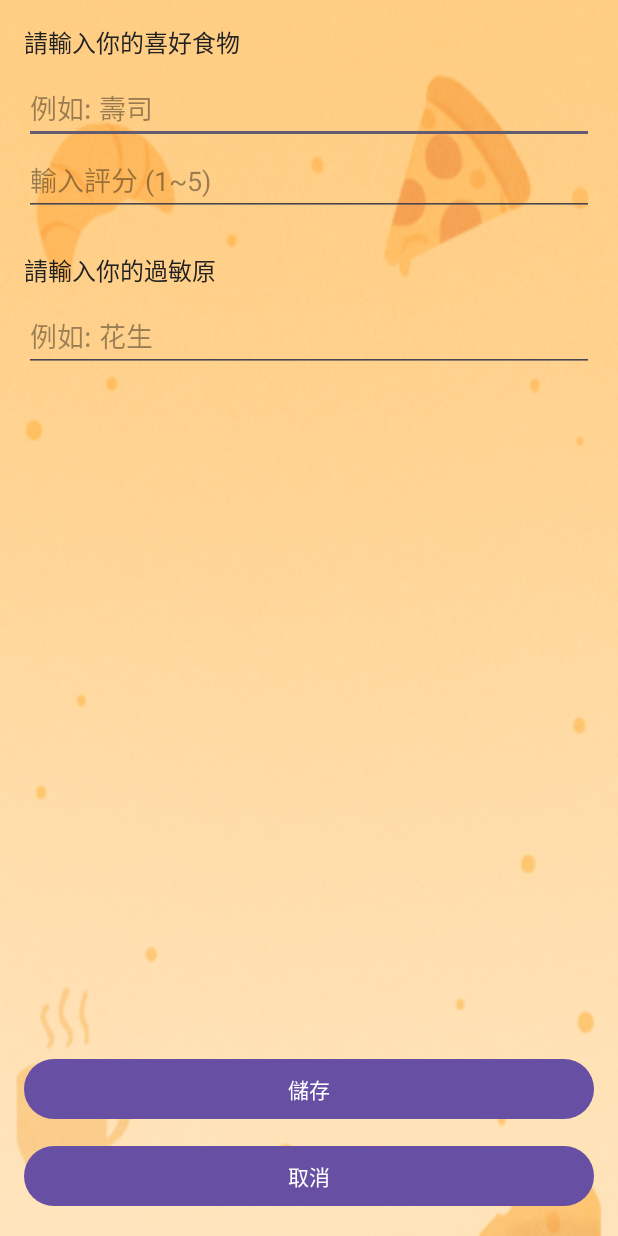
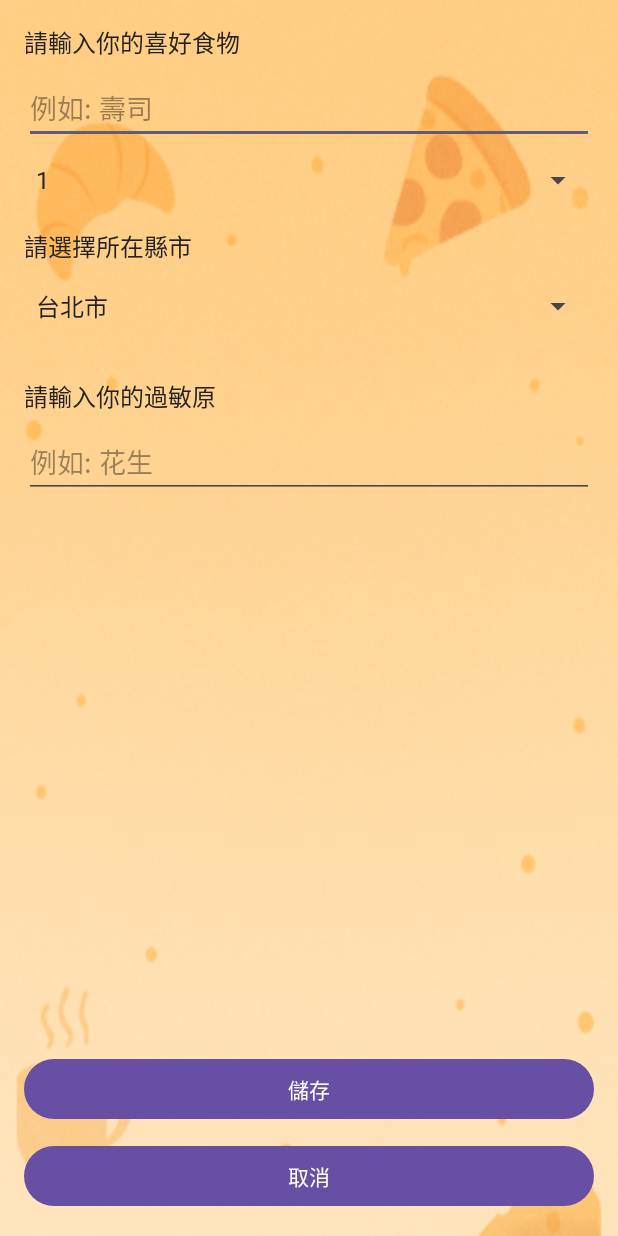
Before and after one commit to rich921222/android-dev, an Android app: the EditPreferencesActivity screen opened directly, with no data from a screen before it, on a phone screen of 412 x 824 dp. Run offline under Robolectric (Android 15) with nearby library versions, the light colour scheme and no system bars; our stand-ins replace Firebase (no records; nobody signed in at launch, a user with empty details on screens opened directly).

```diff
--- a/app/src/main/java/com/example/dinner_app/EditPreferencesActivity.kt
+++ b/app/src/main/java/com/example/dinner_app/EditPreferencesActivity.kt
@@ -3,8 +3,10 @@ package com.example.dinner_app
 import FoodAdapter
 import android.os.Bundle
 import android.util.Log
+import android.widget.ArrayAdapter
 import android.widget.Button
 import android.widget.EditText
+import android.widget.Spinner
 import android.widget.Toast
 import androidx.appcompat.app.AppCompatActivity
 import androidx.recyclerview.widget.LinearLayoutManager
@@ -18,12 +20,14 @@ class EditPreferencesActivity : AppCompatActivity() {
     private lateinit var database: DatabaseReference
 
     private lateinit var foodEditText: EditText
-    private lateinit var foodRatingEditText: EditText
+//    private lateinit var foodRatingEditText: EditText
+    private lateinit var ratingSpinner: Spinner
     private lateinit var foodRecyclerView: RecyclerView
     private lateinit var foodAdapter: FoodAdapter
     private val foodList = mutableListOf<String>()
 
     private lateinit var allergyEditText: EditText
+    private lateinit var locationSpinner: Spinner
     private lateinit var allergyRecyclerView: RecyclerView
     private lateinit var allergyAdapter: FoodAdapter
     private val allergyList = mutableListOf<String>()
@@ -41,7 +45,21 @@ class EditPreferencesActivity : AppCompatActivity() {
         val userRef = database.child("users").child(userId).child("preferences")
 
         foodEditText = findViewById(R.id.foodEditText)
-        foodRatingEditText = findViewById(R.id.foodRatingEditText)
+//        foodRatingEditText = findViewById(R.id.foodRatingEditText)
+        ratingSpinner = findViewById(R.id.ratingSpinner)
+        val ratings = listOf(1, 2, 3, 4, 5)  // 評分選項
+        val ratingAdapter = ArrayAdapter(this, android.R.layout.simple_spinner_dropdown_item, ratings)
+        ratingSpinner.adapter = ratingAdapter
+
+        locationSpinner = findViewById(R.id.locationSpinner)
+        val counties = listOf(
+            "台北市", "新北市", "基隆市", "桃園市", "新竹市", "新竹縣", "苗栗縣",
+            "台中市", "彰化縣", "南投縣", "雲林縣", "嘉義市", "嘉義縣", "台南市",
+            "高雄市", "屏東縣", "宜蘭縣", "花蓮縣", "台東縣", "澎湖縣", "金門縣", "連江縣",
+            "台北縣", "台中縣", "高雄縣", "其他"
+        )
+        val adapter = ArrayAdapter(this, android.R.layout.simple_spinner_dropdown_item, counties)
+        locationSpinner.adapter = adapter
         foodRecyclerView = findViewById(R.id.foodRecyclerView)
 
         allergyEditText = findViewById(R.id.allergiesEditText)
@@ -132,10 +150,9 @@ class EditPreferencesActivity : AppCompatActivity() {
         val userId = auth.currentUser?.uid ?: return
 
         val foodText = foodEditText.text.toString().trim()
-        val ratingText = foodRatingEditText.text.toString().trim()
+        val ratingValue = ratingSpinner.selectedItem.toString().toInt()
         val allergyText = allergyEditText.text.toString().trim()
-
-        val ratingValue = ratingText.toIntOrNull()
+        val selectedLocation = locationSpinner.selectedItem.toString().trim() // 加地點
 
         if (foodText.isEmpty()) {
             Toast.makeText(this, "請輸入食物名稱", Toast.LENGTH_SHORT).show()
@@ -147,16 +164,30 @@ class EditPreferencesActivity : AppCompatActivity() {
             return
         }
 
+        // 🌟 在店名後加上 (地點)
+        val fullFoodName = "$foodText($selectedLocation)"
+
+        // 🌟 檢查是否已經新增過這間店
+        if (foodList.contains(fullFoodName)) {
+            Toast.makeText(this, "你已經新增過這家店囉！", Toast.LENGTH_SHORT).show()
+            return
+        }
+
         val foodRef = database.child("users").child(userId).child("preferences").child("food")
-        val ratingRef = database.child("users").child(userId).child("preferences").child("ratings").child(foodText)
+        val ratingRef = database.child("users").child(userId).child("preferences").child("ratings").child(fullFoodName)
 
-        foodList.add(foodText)
+        foodList.add(fullFoodName) // 改存 fullFoodName
         foodRef.setValue(foodList)
             .addOnSuccessListener {
                 ratingRef.setValue(ratingValue)
                     .addOnSuccessListener {
-                        // 新增：累加 public_data 的 ratings
-                        val publicRatingRef = database.child("public_data").child("ratings").child(foodText)
+                        // 🔥 這裡是新增的重點：public_data > 縣市 > 店名 > rating 累加
+                        val selectedLocation = locationSpinner.selectedItem.toString() // 例如: 台中市
+                        val publicRatingRef = database.child("public_data")
+                            .child(selectedLocation)
+                            .child(foodText)
+                            .child("rating")
+
                         publicRatingRef.runTransaction(object : Transaction.Handler {
                             override fun doTransaction(currentData: MutableData): Transaction.Result {
                                 val currentValue = currentData.getValue(Int::class.java) ?: 0
@@ -166,12 +197,13 @@ class EditPreferencesActivity : AppCompatActivity() {
 
                             override fun onComplete(error: DatabaseError?, committed: Boolean, currentData: DataSnapshot?) {
                                 if (error != null) {
-                                    Log.e("PublicRating", "更新 public_data 失敗: ${error.message}")
+                                    Log.e("PublicData", "更新 public_data 失敗: ${error.message}")
                                 } else {
-                                    Log.d("PublicRating", "public_data 已更新：$foodText +$ratingValue")
+                                    Log.d("PublicData", "public_data 已更新：$selectedLocation/$foodText +$ratingValue")
                                 }
                             }
                         })
+
                         // 接著儲存 allergy（如果有輸入）
                         if (allergyText.isNotEmpty()) {
                             val allergyRef = database.child("users").child(userId).child("preferences").child("allergies")
@@ -180,7 +212,6 @@ class EditPreferencesActivity : AppCompatActivity() {
                                 .addOnSuccessListener {
                                     Toast.makeText(this, "已新增所有資料", Toast.LENGTH_SHORT).show()
                                     foodEditText.text.clear()
-                                    foodRatingEditText.text.clear()
                                     allergyEditText.text.clear()
                                     foodAdapter.notifyDataSetChanged()
                                     allergyAdapter.notifyDataSetChanged()
@@ -191,7 +222,6 @@ class EditPreferencesActivity : AppCompatActivity() {
                         } else {
                             Toast.makeText(this, "已新增食物與評分", Toast.LENGTH_SHORT).show()
                             foodEditText.text.clear()
-                            foodRatingEditText.text.clear()
                             foodAdapter.notifyDataSetChanged()
                         }
                     }
@@ -204,4 +234,5 @@ class EditPreferencesActivity : AppCompatActivity() {
             }
     }
 
+
 }
--- a/app/src/main/java/com/example/dinner_app/PublicCommentActivity.kt
+++ b/app/src/main/java/com/example/dinner_app/PublicCommentActivity.kt
@@ -19,6 +19,7 @@ class PublicCommentActivity : AppCompatActivity() {
         setContentView(R.layout.activity_public_comment)
 
         val foodName = intent.getStringExtra("foodName") ?: return
+        val location = intent.getStringExtra("location") ?: return  // 🌟 新增這行
         title = "評論：$foodName"
 
         recyclerView = findViewById(R.id.publicCommentRecyclerView)
@@ -27,7 +28,10 @@ class PublicCommentActivity : AppCompatActivity() {
         recyclerView.adapter = adapter
 
         val ref = FirebaseDatabase.getInstance().reference
-            .child("public_data").child("comment").child(foodName)
+            .child("public_data")
+            .child(location)   // 🌟 加上地點
+            .child(foodName)
+            .child("comment")
 
         val backButton: Button = findViewById(R.id.backToCommentListButton)
         backButton.setOnClickListener {
--- a/app/src/main/res/layout/activity_edit_preferences.xml
+++ b/app/src/main/res/layout/activity_edit_preferences.xml
@@ -37,14 +37,25 @@
                 android:layout_height="wrap_content"
                 android:hint="例如: 壽司" />
 
-            <EditText
-                android:id="@+id/foodRatingEditText"
-                style="@style/AppEditText"
+            <Spinner
+                android:id="@+id/ratingSpinner"
                 android:layout_width="match_parent"
                 android:layout_height="wrap_content"
-                android:hint="輸入評分 (1~5)"
-                android:inputType="number"
-                android:maxLength="1" />
+                android:spinnerMode="dropdown" />
+
+            <TextView
+                android:layout_width="wrap_content"
+                android:layout_height="wrap_content"
+                android:text="請選擇所在縣市"
+                android:textSize="16sp"
+                android:layout_marginTop="8dp"
+                android:layout_marginBottom="4dp" />
+
+            <Spinner
+                android:id="@+id/locationSpinner"
+                android:layout_width="match_parent"
+                android:layout_height="wrap_content"
+                android:spinnerMode="dropdown" />
 
             <androidx.recyclerview.widget.RecyclerView
                 android:id="@+id/foodRecyclerView"
```
Also changed, not shown: app/src/main/java/com/example/dinner_app/CommentEditActivity.kt (+66 -11 lines), app/src/main/java/com/example/dinner_app/CommentListActivity.kt (+10 -6 lines), app/src/main/java/com/example/dinner_app/CommentListAdapter.kt (+8 -4 lines), app/src/main/java/com/example/dinner_app/PublicCommentAdapter.kt (+11 -0 lines), app/src/main/java/com/example/dinner_app/RecommendActivity.kt (+6 -5 lines), app/src/main/res/layout/activity_comment_edit.xml (+7 -0 lines).
